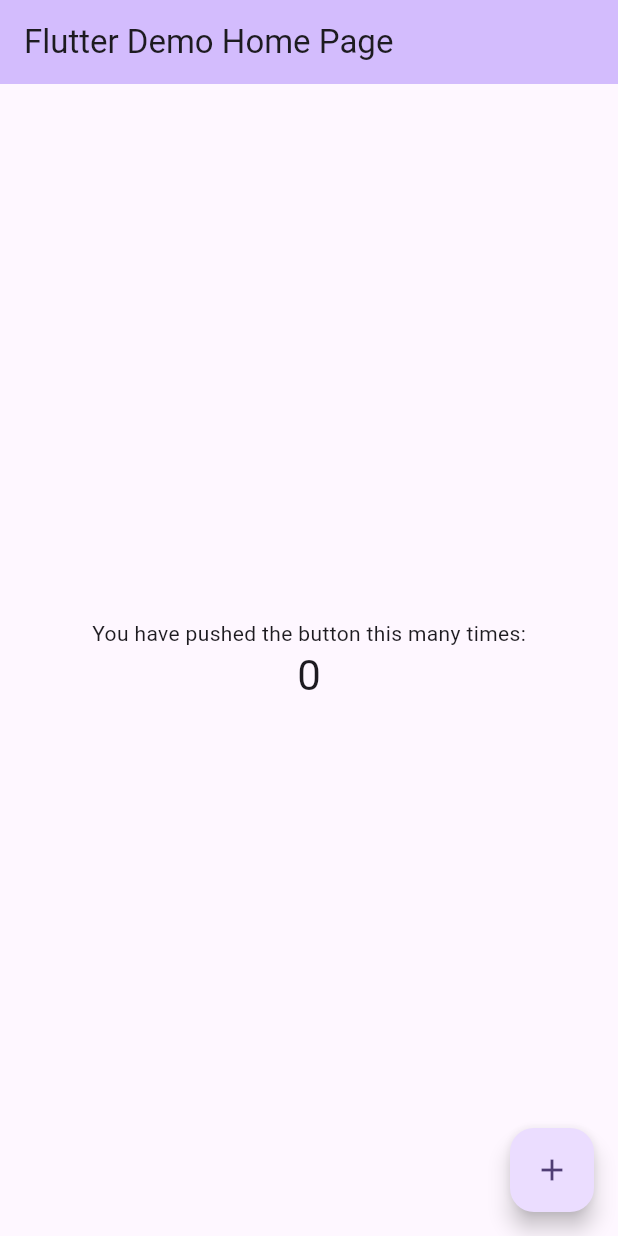
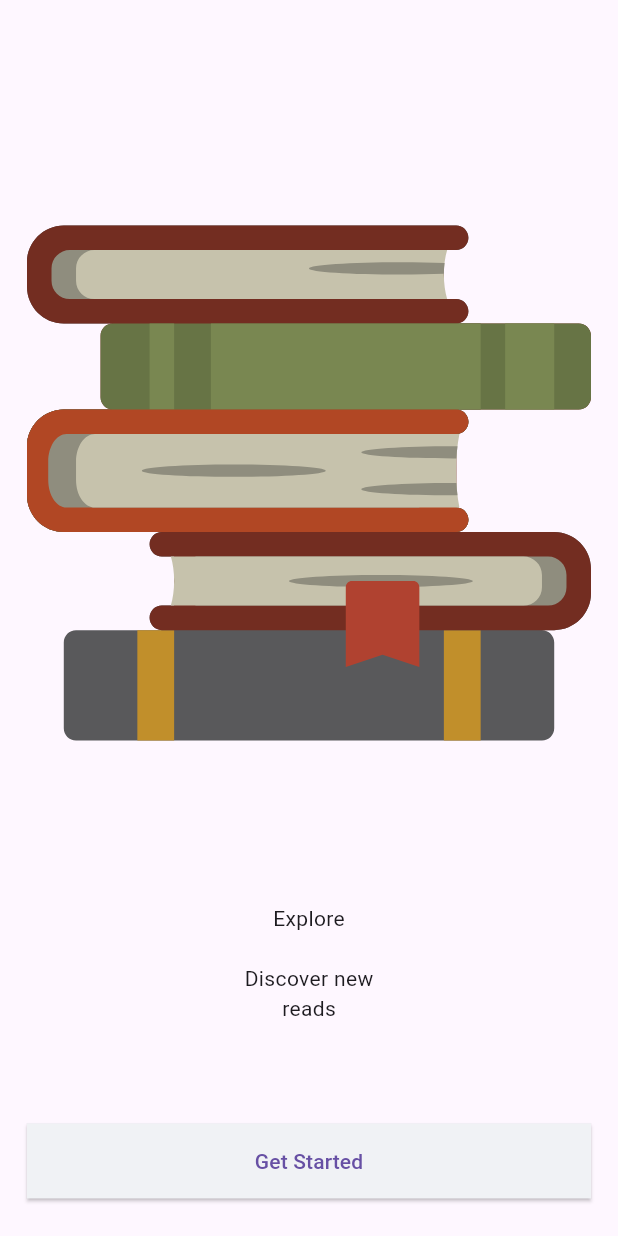
Before and after one commit to Raaz53/library_management_app, a Flutter app: the screen it shows after launch, on a phone screen of 412 x 824 dp. Run offline on Flutter 3.47's test engine with Material 3 defaults, Android fonts, the phone set to English and light mode, and no system bars; our stand-ins replace auto_route, flutter_svg, get_it, injectable.

Commit message:
onboarding page created

```diff
--- a/lib/core/app_theme/app_colors.dart
+++ b/lib/core/app_theme/app_colors.dart
@@ -0,0 +1,11 @@
+import 'dart:ui';
+
+class AppColors {
+  AppColors._();
+
+  static const primaryColor = Color(0xff1A80E5);
+  static const textPrimaryColor = Color(0xff000000);
+  static const primaryDark = Color(0xff121417);
+  static const grey = Color(0xffD9D9D9);
+  static const buttonSecondary = Color(0xffF0F2F5);
+}
--- /dev/null
+++ b/lib/core/injection/injection.dart
@@ -0,0 +1,11 @@
+import 'package:get_it/get_it.dart';
+import 'package:injectable/injectable.dart';
+
+import 'injection.config.dart';
+
+final GetIt getIt = GetIt.instance;
+
+@injectableInit
+Future<void> configureInjection() async {
+  getIt.init();
+}
--- /dev/null
+++ b/lib/core/resources/assets.dart
@@ -0,0 +1,9 @@
+class ImageAssets {
+  static const String assets = 'assets/images';
+  static const onBoardingImage = '$assets/stacked_book.png';
+}
+
+class SvgAssets {
+  static const String assets = 'assets/svgs';
+  static const onBoarding = '$assets/books.svg';
+}
--- /dev/null
+++ b/lib/core/routes/routes.dart
@@ -0,0 +1,15 @@
+import 'package:auto_route/auto_route.dart';
+import 'package:injectable/injectable.dart';
+
+import '../../features/onboarding_screen/onboarding_screen.dart';
+
+part 'routes.gr.dart';
+
+@injectable
+@AutoRouterConfig(replaceInRouteName: 'Screen|Page,Route')
+class AppRoute extends RootStackRouter {
+  @override
+  List<AutoRoute> get routes => [
+        AutoRoute(page: Onboarding.page, initial: true, path: '/'),
+      ];
+}
--- /dev/null
+++ b/lib/features/main_app.dart
@@ -0,0 +1,29 @@
+import 'package:flutter/material.dart';
+
+import '../core/injection/injection.dart';
+import '../core/routes/routes.dart';
+
+class MainApp extends StatefulWidget {
+  const MainApp({super.key});
+
+  @override
+  State<MainApp> createState() => _MainAppState();
+}
+
+class _MainAppState extends State<MainApp> {
+  late final AppRoute _router;
+
+  @override
+  void initState() {
+    super.initState();
+    _router = getIt<AppRoute>();
+  }
+
+  @override
+  Widget build(BuildContext context) {
+    return MaterialApp.router(
+      routerConfig: _router.config(),
+      debugShowCheckedModeBanner: false,
+    );
+  }
+}
--- /dev/null
+++ b/lib/features/onboarding_screen/onboarding_screen.dart
@@ -0,0 +1,57 @@
+import 'package:auto_route/auto_route.dart';
+import 'package:book_hive/core/app_theme/app_colors.dart';
+import 'package:book_hive/core/resources/assets.dart';
+import 'package:book_hive/core/utilities/ui_extension.dart';
+import 'package:flutter/material.dart';
+import 'package:flutter_svg/flutter_svg.dart';
+
+@RoutePage(name: 'Onboarding')
+class OnboardingScreen extends StatelessWidget {
+  const OnboardingScreen({super.key});
+
+  @override
+  Widget build(BuildContext context) {
+    return Scaffold(
+      body: SafeArea(
+        child: Padding(
+          padding: const EdgeInsets.symmetric(horizontal: 18.0, vertical: 25),
+          child: Column(
+            children: [
+              Expanded(
+                child: Column(
+                  mainAxisAlignment: MainAxisAlignment.center,
+                  children: [
+                    SvgPicture.asset(SvgAssets.onBoarding),
+                    50.verticalBox,
+                    Text('Explore'),
+                    20.verticalBox,
+                    Text('Discover new'),
+                    Text('reads'),
+                  ],
+                ),
+              ),
+              ElevatedButton(
+                style: ElevatedButton.styleFrom(
+                  backgroundColor: AppColors.buttonSecondary,
+                  shape: RoundedRectangleBorder(
+                    borderRadius: BorderRadius.circular(0),
+                  ),
+                ),
+                onPressed: () {},
+                child: SizedBox(
+                  height: 50,
+                  width: double.infinity,
+                  child: Center(
+                    child: Text(
+                      'Get Started',
+                    ),
+                  ),
+                ),
+              ),
+            ],
+          ),
+        ),
+      ),
+    );
+  }
+}
--- a/lib/main.dart
+++ b/lib/main.dart
@@ -1,125 +1,9 @@
 import 'package:flutter/material.dart';
 
-void main() {
-  runApp(const MyApp());
+import 'core/injection/injection.dart';
+import 'features/main_app.dart';
+
+void main() async {
+  configureInjection(); // Initialize dependency injection
+  runApp(const MainApp());
 }
-
-class MyApp extends StatelessWidget {
-  const MyApp({super.key});
-
-  // This widget is the root of your application.
-  @override
-  Widget build(BuildContext context) {
-    return MaterialApp(
-      title: 'Flutter Demo',
-      theme: ThemeData(
-        // This is the theme of your application.
-        //
-        // TRY THIS: Try running your application with "flutter run". You'll see
-        // the application has a purple toolbar. Then, without quitting the app,
-        // try changing the seedColor in the colorScheme below to Colors.green
-        // and then invoke "hot reload" (save your changes or press the "hot
-        // reload" button in a Flutter-supported IDE, or press "r" if you used
-        // the command line to start the app).
-        //
-        // Notice that the counter didn't reset back to zero; the application
-        // state is not lost during the reload. To reset the state, use hot
-        // restart instead.
-        //
-        // This works for code too, not just values: Most code changes can be
-        // tested with just a hot reload.
-        colorScheme: ColorScheme.fromSeed(seedColor: Colors.deepPurple),
-        useMaterial3: true,
-      ),
-      home: const MyHomePage(title: 'Flutter Demo Home Page'),
-    );
-  }
-}
-
-class MyHomePage extends StatefulWidget {
-  const MyHomePage({super.key, required this.title});
-
-  // This widget is the home page of your application. It is stateful, meaning
-  // that it has a State object (defined below) that contains fields that affect
-  // how it looks.
-
-  // This class is the configuration for the state. It holds the values (in this
-  // case the title) provided by the parent (in this case the App widget) and
-  // used by the build method of the State. Fields in a Widget subclass are
-  // always marked "final".
-
-  final String title;
-
-  @override
-  State<MyHomePage> createState() => _MyHomePageState();
-}
-
-class _MyHomePageState extends State<MyHomePage> {
-  int _counter = 0;
-
-  void _incrementCounter() {
-    setState(() {
-      // This call to setState tells the Flutter framework that something has
-      // changed in this State, which causes it to rerun the build method below
-      // so that the display can reflect the updated values. If we changed
-      // _counter without calling setState(), then the build method would not be
-      // called again, and so nothing would appear to happen.
-      _counter++;
-    });
-  }
-
-  @override
-  Widget build(BuildContext context) {
-    // This method is rerun every time setState is called, for instance as done
-    // by the _incrementCounter method above.
-    //
-    // The Flutter framework has been optimized to make rerunning build methods
-    // fast, so that you can just rebuild anything that needs updating rather
-    // than having to individually change instances of widgets.
-    return Scaffold(
-      appBar: AppBar(
-        // TRY THIS: Try changing the color here to a specific color (to
-        // Colors.amber, perhaps?) and trigger a hot reload to see the AppBar
-        // change color while the other colors stay the same.
-        backgroundColor: Theme.of(context).colorScheme.inversePrimary,
-        // Here we take the value from the MyHomePage object that was created by
-        // the App.build method, and use it to set our appbar title.
-        title: Text(widget.title),
-      ),
-      body: Center(
-        // Center is a layout widget. It takes a single child and positions it
-        // in the middle of the parent.
-        child: Column(
-          // Column is also a layout widget. It takes a list of children and
-          // arranges them vertically. By default, it sizes itself to fit its
-          // children horizontally, and tries to be as tall as its parent.
-          //
-          // Column has various properties to control how it sizes itself and
-          // how it positions its children. Here we use mainAxisAlignment to
-          // center the children vertically; the main axis here is the vertical
-          // axis because Columns are vertical (the cross axis would be
-          // horizontal).
-          //
-          // TRY THIS: Invoke "debug painting" (choose the "Toggle Debug Paint"
-          // action in the IDE, or press "p" in the console), to see the
-          // wireframe for each widget.
-          mainAxisAlignment: MainAxisAlignment.center,
-          children: <Widget>[
-            const Text(
-              'You have pushed the button this many times:',
-            ),
-            Text(
-              '$_counter',
-              style: Theme.of(context).textTheme.headlineMedium,
-            ),
-          ],
-        ),
-      ),
-      floatingActionButton: FloatingActionButton(
-        onPressed: _incrementCounter,
-        tooltip: 'Increment',
-        child: const Icon(Icons.add),
-      ), // This trailing comma makes auto-formatting nicer for build methods.
-    );
-  }
-}
```
Also changed, not shown: lib/core/utilities/ui_extension.dart (added, +66 -0 lines), pubspec.yaml (+9 -2 lines), assets/images/stacked_book.png (added), assets/svgs/books.svg (added), lib/core/injection/injection.config.dart (added), lib/core/routes/routes.gr.dart (added), pubspec.lock, 4 other files.
